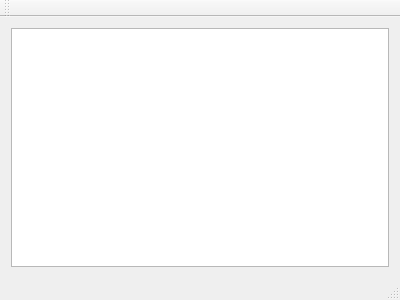
Old version of the form mainwindow.ui in the repository HamedMasafi/QFolderSync.
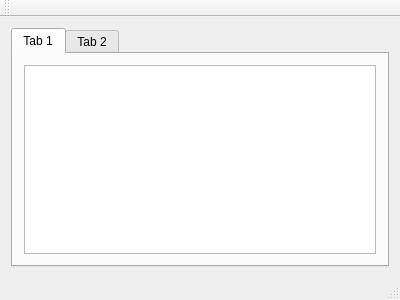
New version of the form.

Diff of the .ui file:
```diff
--- a/mainwindow.ui
+++ b/mainwindow.ui
@@ -16,7 +16,31 @@
   <widget class="QWidget" name="centralWidget">
    <layout class="QVBoxLayout" name="verticalLayout">
     <item>
-     <widget class="QTreeView" name="treeView"/>
+     <widget class="QTabWidget" name="tabWidget">
+      <property name="currentIndex">
+       <number>0</number>
+      </property>
+      <widget class="QWidget" name="tab">
+       <attribute name="title">
+        <string>Tab 1</string>
+       </attribute>
+       <layout class="QVBoxLayout" name="verticalLayout_2">
+        <item>
+         <widget class="QTreeView" name="treeView"/>
+        </item>
+       </layout>
+      </widget>
+      <widget class="QWidget" name="tab_2">
+       <attribute name="title">
+        <string>Tab 2</string>
+       </attribute>
+       <layout class="QVBoxLayout" name="verticalLayout_3">
+        <item>
+         <widget class="QTextBrowser" name="textBrowser"/>
+        </item>
+       </layout>
+      </widget>
+     </widget>
     </item>
    </layout>
   </widget>
```
